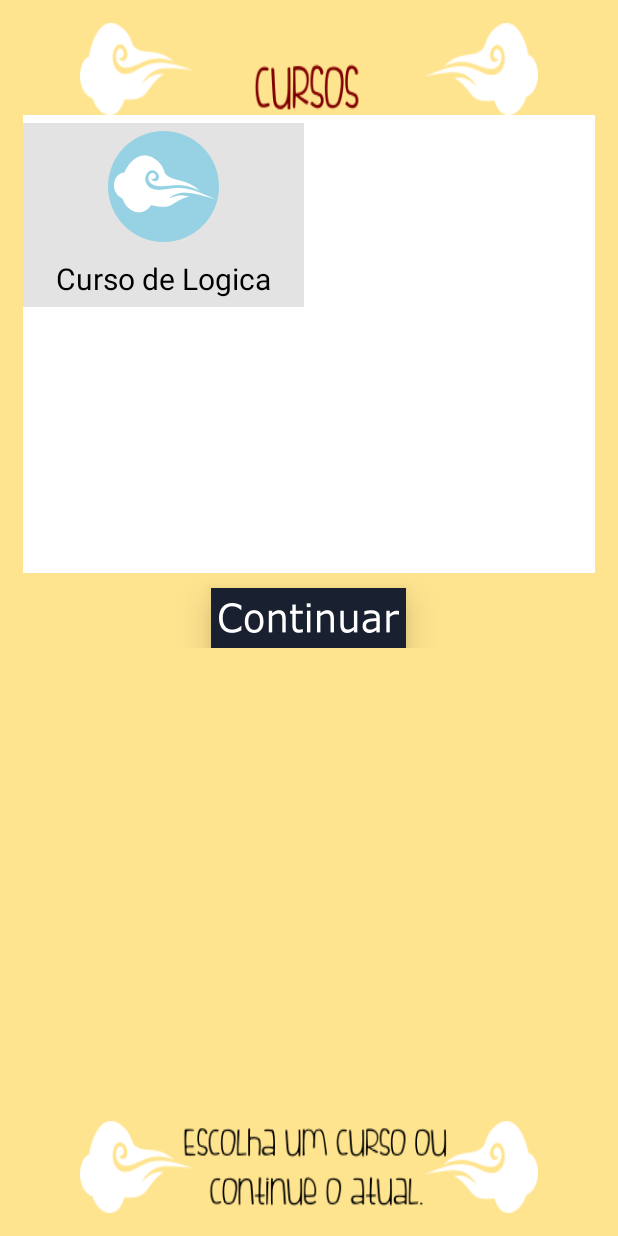
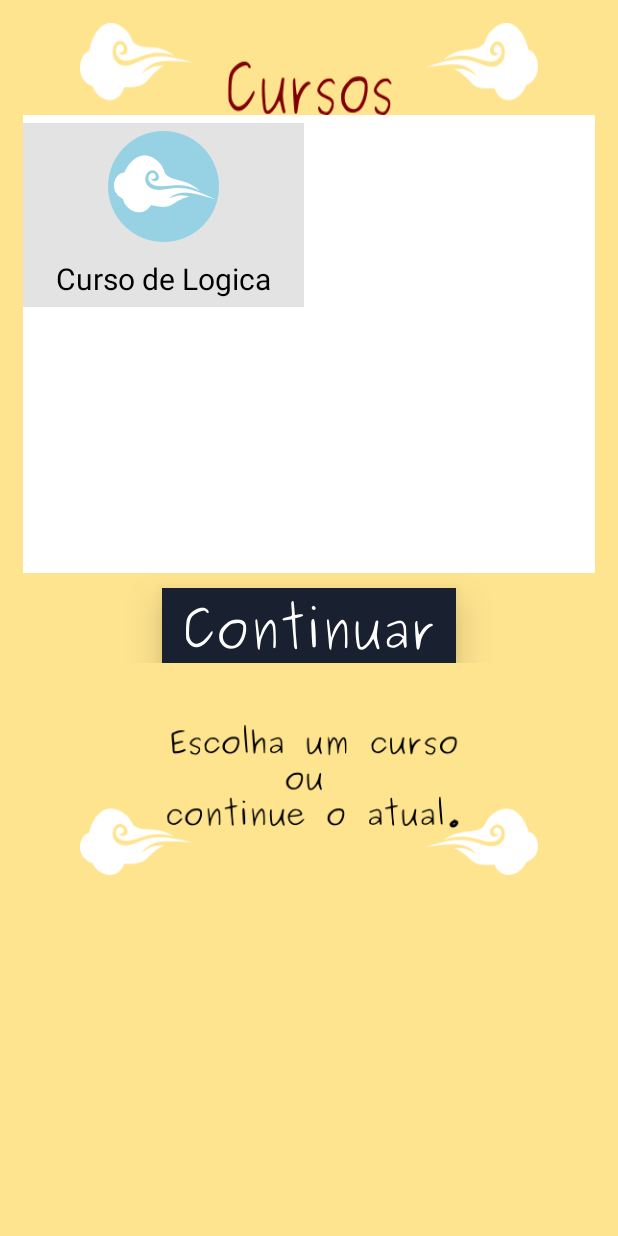
Before and after one commit to KellyCorreia/logEasyBeta, an Android app: the ActivityChoose_Curso screen opened directly, with no data from a screen before it, on a phone screen of 412 x 824 dp. Run offline under Robolectric (Android 15) with nearby library versions, the phone set to English and light mode, and no system bars; 2 statements that could not run were skipped.

Commit message:
com algumas imagens em português

```diff
--- a/app/src/main/res/layout/activity_choose__curso.xml
+++ b/app/src/main/res/layout/activity_choose__curso.xml
@@ -58,23 +58,25 @@
         </LinearLayout>
 
         <ImageButton
-            android:layout_width="130dp"
-            android:layout_height="40dp"
             android:id="@+id/btncontinuar"
+            android:layout_width="196dp"
+            android:layout_height="50dp"
             android:layout_gravity="bottom|center_horizontal"
+            android:layout_marginTop="10dp"
             android:background="@color/Azul"
+            android:elevation="15dp"
             android:gravity="bottom"
-            android:layout_marginTop="10dp"
-            android:src="@drawable/buttoncontinuar"
-            android:elevation="15dp"/>
+            android:src="@drawable/buttoncontinuar" />
     </LinearLayout>
 
     <RelativeLayout
         android:id="@+id/layoutBottompCursos"
         android:layout_width="305dp"
-        android:layout_height="61dp"
-        android:layout_alignParentBottom="true"
-        android:layout_centerHorizontal="true"
+        android:layout_height="100dp"
+        android:layout_alignLeft="@+id/layoutTopCursos"
+        android:layout_alignStart="@+id/layoutTopCursos"
+        android:layout_below="@+id/layoutCenterCursos"
+        android:layout_marginTop="41dp"
         android:background="@drawable/bottomcursospage"
         android:gravity="bottom|end|center_horizontal"
         android:orientation="vertical">
--- a/app/src/main/res/layout/activity_create__user.xml
+++ b/app/src/main/res/layout/activity_create__user.xml
@@ -230,13 +230,13 @@
                         android:layout_gravity="left|center_vertical">
 
                         <ImageView
-                            android:layout_width="110dp"
+                            android:id="@+id/imvUsername"
+                            android:layout_width="107dp"
                             android:layout_height="15dp"
-                            android:id="@+id/imvUsername"
-                            android:src="@drawable/username"
                             android:layout_gravity="left|center_vertical"
                             android:adjustViewBounds="false"
-                            android:baselineAlignBottom="false" />
+                            android:baselineAlignBottom="false"
+                            android:src="@drawable/username" />
 
                         <EditText
                             android:layout_width="190dp"
```
Also changed, not shown: app/src/main/res/drawable-hdpi/bottomcursospage.png, app/src/main/res/drawable-hdpi/bottomloginpage.png, app/src/main/res/drawable-hdpi/buttonazul.png, app/src/main/res/drawable-hdpi/buttoncontinuar.png, app/src/main/res/drawable-hdpi/buttonlogin.png, app/src/main/res/drawable-hdpi/buttonsignup.png, app/src/main/res/drawable-hdpi/chooseaguide.png, app/src/main/res/drawable-hdpi/password.png, app/src/main/res/drawable-hdpi/topcursospage.png, app/src/main/res/drawable-hdpi/username.png.
